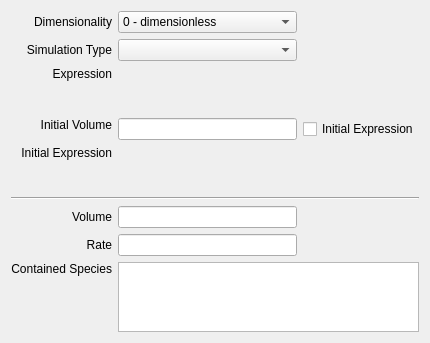
Qt form copasi/UI/CQCompartment.ui (copasi/COPASI) before a commit.
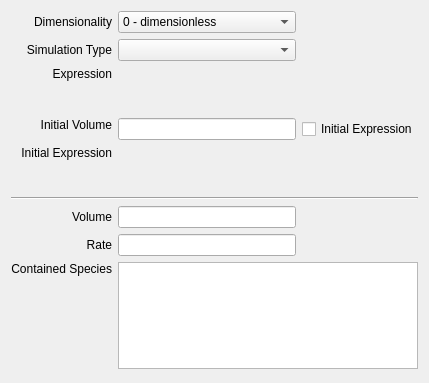
The same form after that commit. Custom widgets are drawn as their Qt base class.

Commit message: Widget Layout Improvements

Patch:
```diff
--- a/copasi/UI/CQCompartment.ui
+++ b/copasi/UI/CQCompartment.ui
@@ -7,8 +7,8 @@
    <rect>
     <x>0</x>
     <y>0</y>
-    <width>430</width>
-    <height>336</height>
+    <width>419</width>
+    <height>383</height>
    </rect>
   </property>
   <property name="sizePolicy">
@@ -20,7 +20,7 @@
   <property name="caption" stdset="0">
    <string>Compartment</string>
   </property>
-  <layout class="QGridLayout" name="gridLayout" columnstretch="0,1,0,0,0">
+  <layout class="QGridLayout" name="gridLayout">
    <item row="0" column="0">
     <widget class="QLabel" name="mpLblDim">
      <property name="sizePolicy">
@@ -40,7 +40,7 @@
      </property>
     </widget>
    </item>
-   <item row="0" column="1" colspan="3">
+   <item row="0" column="1">
     <widget class="QComboBox" name="mpComboBoxDim">
      <property name="sizePolicy">
       <sizepolicy hsizetype="MinimumExpanding" vsizetype="Fixed">
@@ -89,7 +89,7 @@
      </property>
     </widget>
    </item>
-   <item row="1" column="1" colspan="3">
+   <item row="1" column="1">
     <widget class="QComboBox" name="mpComboBoxType">
      <property name="sizePolicy">
       <sizepolicy hsizetype="MinimumExpanding" vsizetype="Fixed">
@@ -118,10 +118,10 @@
      </property>
     </widget>
    </item>
-   <item row="2" column="1" colspan="4">
+   <item row="2" column="1" colspan="2">
     <widget class="CQExpressionMmlStackedWidget" name="mpExpressionEMW">
      <property name="sizePolicy">
-      <sizepolicy hsizetype="Preferred" vsizetype="Preferred">
+      <sizepolicy hsizetype="MinimumExpanding" vsizetype="Preferred">
        <horstretch>0</horstretch>
        <verstretch>1</verstretch>
       </sizepolicy>
@@ -158,7 +158,7 @@
      </property>
     </widget>
    </item>
-   <item row="3" column="1" colspan="3">
+   <item row="3" column="1">
     <widget class="QLineEdit" name="mpEditInitialVolume">
      <property name="sizePolicy">
       <sizepolicy hsizetype="MinimumExpanding" vsizetype="Fixed">
@@ -168,7 +168,7 @@
      </property>
     </widget>
    </item>
-   <item row="3" column="4">
+   <item row="3" column="2">
     <widget class="QCheckBox" name="mpBoxUseInitialExpression">
      <property name="text">
       <string>Initial Expression</string>
@@ -194,10 +194,10 @@
      </property>
     </widget>
    </item>
-   <item row="4" column="1" colspan="4">
+   <item row="4" column="1" colspan="2">
     <widget class="CQExpressionMmlStackedWidget" name="mpInitialExpressionEMW">
      <property name="sizePolicy">
-      <sizepolicy hsizetype="Preferred" vsizetype="Preferred">
+      <sizepolicy hsizetype="MinimumExpanding" vsizetype="Preferred">
        <horstretch>0</horstretch>
        <verstretch>1</verstretch>
       </sizepolicy>
@@ -215,8 +215,14 @@
      <widget class="QWidget" name="page_4"/>
     </widget>
    </item>
-   <item row="5" column="0" colspan="5">
+   <item row="5" column="0" colspan="3">
     <widget class="Line" name="mpLine1">
+     <property name="sizePolicy">
+      <sizepolicy hsizetype="MinimumExpanding" vsizetype="Fixed">
+       <horstretch>0</horstretch>
+       <verstretch>0</verstretch>
+      </sizepolicy>
+     </property>
      <property name="frameShape">
       <enum>QFrame::HLine</enum>
      </property>
@@ -244,7 +250,7 @@
      </property>
     </widget>
    </item>
-   <item row="6" column="1" colspan="3">
+   <item row="6" column="1">
     <widget class="QLineEdit" name="mpEditCurrentVolume">
      <property name="sizePolicy">
       <sizepolicy hsizetype="MinimumExpanding" vsizetype="Fixed">
@@ -276,7 +282,7 @@
      </property>
     </widget>
    </item>
-   <item row="7" column="1" colspan="3">
+   <item row="7" column="1">
     <widget class="QLineEdit" name="mpEditRate">
      <property name="sizePolicy">
       <sizepolicy hsizetype="MinimumExpanding" vsizetype="Fixed">
@@ -308,10 +314,10 @@
      </property>
     </widget>
    </item>
-   <item row="8" column="1" colspan="4">
+   <item row="8" column="1" colspan="2">
     <widget class="QTableWidget" name="mpMetaboliteTable">
      <property name="sizePolicy">
-      <sizepolicy hsizetype="Expanding" vsizetype="Expanding">
+      <sizepolicy hsizetype="MinimumExpanding" vsizetype="Expanding">
        <horstretch>0</horstretch>
        <verstretch>4</verstretch>
       </sizepolicy>
@@ -341,7 +347,7 @@
      </column>
     </widget>
    </item>
-   <item row="9" column="2">
+   <item row="9" column="1">
     <spacer name="mpVerticalSpacer">
      <property name="orientation">
       <enum>Qt::Vertical</enum>
```
Left out of the diff: 19 changed lines with no effect on the pictures. The commit also changes 7 other files.
